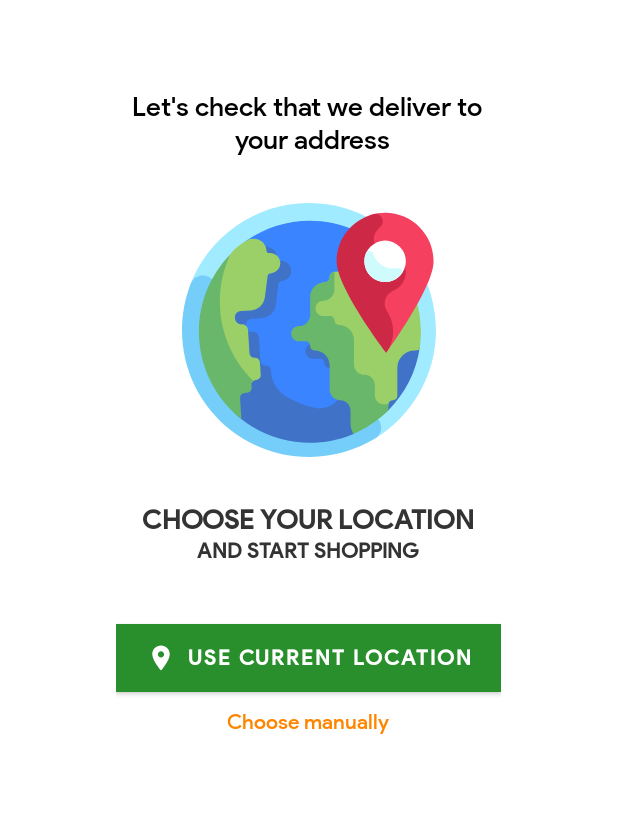
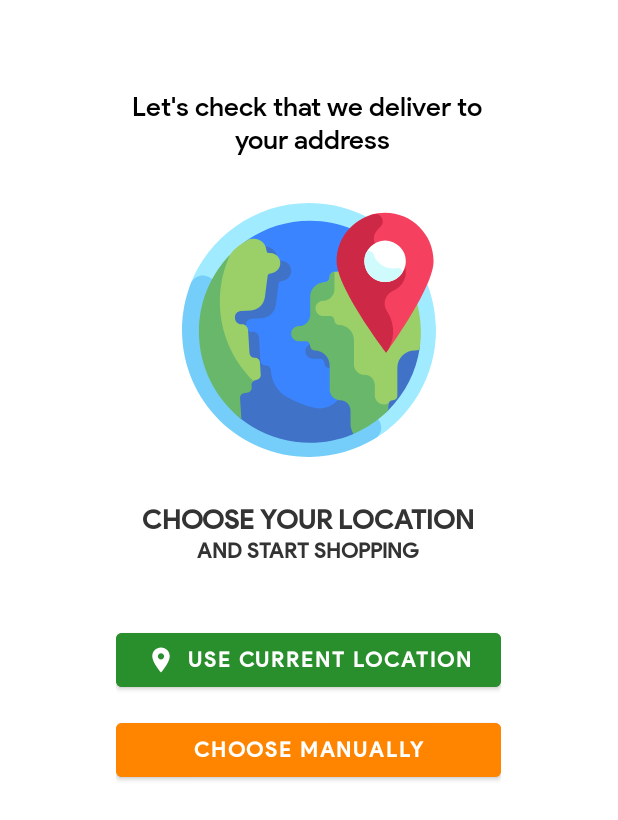
Before and after one commit to JediTheFighter/shopMitt, an Android app: the layout activity_pickup_location.xml on its own in the app's theme, with its tools: preview values and no code run, on a phone screen of 412 x 824 dp. Shown: the top 820 px of the screen. Run offline under Robolectric (Android 15) with nearby library versions, the phone set to English and light mode, and no system bars.

Commit message:
session out redirection added

```diff
--- a/app/src/main/AndroidManifest.xml
+++ b/app/src/main/AndroidManifest.xml
@@ -119,7 +119,7 @@
 
         <meta-data
             android:name="com.google.android.geo.API_KEY"
-            android:value="${MAPS_KEY}" />
+            android:value="@string/google_maps_api_key" />
     </application>
 
 </manifest>
--- a/app/src/main/java/com/ecommerce/shopmitt/network/RestServiceResponse.kt
+++ b/app/src/main/java/com/ecommerce/shopmitt/network/RestServiceResponse.kt
@@ -46,9 +46,11 @@ class RestServiceResponse private constructor() {
 
                 statusMessage = obj.getJSONArray("error")[0].toString()
                 LogHelper.instance.printErrorLog("message : $statusMessage")
-                statusCode = obj.getInt("_status")
+//                statusCode = obj.getInt("_status")
+                statusCode = throwable.code()
+
                 LogHelper.instance.printErrorLog("status : $statusCode")
-                if (statusCode == 403) {
+                if (statusCode == 401) {
                     AppDataManager.instance.clearLoginData()
                     AlisApplication.instance.navigator.navigate(context, LoginActivity::class.java)
                     return
--- a/app/src/main/java/com/ecommerce/shopmitt/views/fragments/AddAddressDialogFragment.kt
+++ b/app/src/main/java/com/ecommerce/shopmitt/views/fragments/AddAddressDialogFragment.kt
@@ -152,10 +152,10 @@ class AddAddressDialogFragment: DialogFragment() {
             return false
         }
 
-        if (latitude == 0.0) {
+        /*if (latitude == 0.0) {
             ToastHelper.instance.show("Add your location from map")
             return false
-        }
+        }*/
         return true
     }
 
--- a/app/src/main/res/color/text_input_black_border.xml
+++ b/app/src/main/res/color/text_input_black_border.xml
@@ -1,6 +1,6 @@
 <selector xmlns:android="http://schemas.android.com/apk/res/android">
-    <item android:color="@color/colorBlack" android:state_focused="true"/>
-    <item android:color="@color/colorBlack" android:state_hovered="true"/>
-    <item android:color="@color/colorBlack" android:state_enabled="false"/>
+    <item android:color="@android:color/transparent" android:state_focused="true"/>
+    <item android:color="@android:color/transparent" android:state_hovered="true"/>
+    <item android:color="@android:color/transparent" android:state_enabled="false"/>
     <item android:color="@color/colorBlack"/>
 </selector>
--- a/app/src/main/res/color/text_input_white_border.xml
+++ b/app/src/main/res/color/text_input_white_border.xml
@@ -1,6 +1,6 @@
 <selector xmlns:android="http://schemas.android.com/apk/res/android">
-    <item android:color="@color/colorWhite" android:state_focused="true"/>
-    <item android:color="@color/colorWhite" android:state_hovered="true"/>
-    <item android:color="@color/colorWhite" android:state_enabled="false"/>
+    <item android:color="@android:color/transparent" android:state_focused="true"/>
+    <item android:color="@android:color/transparent" android:state_hovered="true"/>
+    <item android:color="@android:color/transparent" android:state_enabled="false"/>
     <item android:color="@color/colorWhite"/>
 </selector>
--- a/app/src/main/res/layout/activity_pickup_location.xml
+++ b/app/src/main/res/layout/activity_pickup_location.xml
@@ -80,7 +80,7 @@
             <Button
                 android:id="@+id/btn_gps"
                 android:layout_width="wrap_content"
-                android:layout_height="45dp"
+                android:layout_height="wrap_content"
                 android:layout_gravity="center_horizontal"
                 android:layout_marginTop="30dp"
                 android:drawableLeft="@drawable/ic_location"
@@ -89,23 +89,28 @@
                 android:textSize="14sp"
                 android:textStyle="bold"
                 android:text="@string/use_current_location"
-                android:background="@color/colorPrimaryDark"
+                android:backgroundTint="@color/colorPrimaryDark"
                 android:paddingStart="20dp"
                 android:paddingEnd="20dp"
                 android:textAllCaps="true"
                 android:textColor="#fff" />
 
-            <TextView
+            <Button
                 android:id="@+id/btn_manual_location"
-                android:layout_width="wrap_content"
+                android:layout_width="match_parent"
                 android:layout_height="wrap_content"
                 android:layout_gravity="center_horizontal"
-                android:layout_marginTop="5dp"
-                android:background="?attr/selectableItemBackground"
-                android:clickable="true"
-                android:padding="5dp"
+                android:layout_marginTop="12dp"
+                android:gravity="center"
+                android:textSize="14sp"
+                android:textStyle="bold"
                 android:text="@string/choose_manually"
-                android:textColor="@color/colorAccent" />
+                android:backgroundTint="@color/colorAccent"
+                android:paddingStart="20dp"
+                android:paddingEnd="20dp"
+                android:textAllCaps="true"
+                android:textColor="#fff" />
+
         </LinearLayout>
     </RelativeLayout>
 </ScrollView>
--- a/app/src/main/res/layout/content_main.xml
+++ b/app/src/main/res/layout/content_main.xml
@@ -41,6 +41,8 @@
         <LinearLayout
             android:layout_width="match_parent"
             android:layout_height="wrap_content"
+            android:visibility="gone"
+            android:id="@+id/root_ll"
             android:orientation="vertical">
 
 
--- a/app/src/main/res/layout/fragment_add_address_dialog.xml
+++ b/app/src/main/res/layout/fragment_add_address_dialog.xml
@@ -23,6 +23,7 @@
         android:layout_marginStart="8dp"
         android:layout_marginEnd="8dp"
         android:layout_marginTop="12dp"
+        android:visibility="gone"
         android:id="@+id/cv_location"
         android:backgroundTint="@color/colorWhite"
         app:cardCornerRadius="5dp"
```
Also changed, not shown: app/build.gradle (+10 -7 lines), app/src/main/java/com/ecommerce/shopmitt/MainActivity.kt (+20 -0 lines), app/src/main/java/com/ecommerce/shopmitt/views/activities/CartActivity.kt (+8 -1 lines), app/src/main/java/com/ecommerce/shopmitt/views/activities/PickupLocationActivity.kt (+8 -3 lines).
